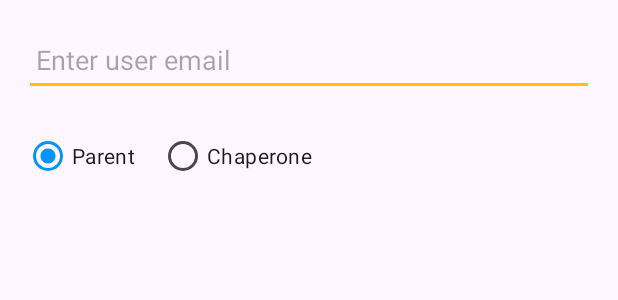
After one commit to blakepat/TaskJoy, an Android app: the layout dialog_add_user.xml on its own in the app's theme, with its tools: preview values and no code run, on a phone screen of 412 x 824 dp. The commit adds this screen. Shown: the top 300 px of the screen. Run offline under Robolectric (Android 15) with nearby library versions, the phone set to English and light mode, and no system bars.

Commit message:
chaperone relationship added to endUser and parent collection

```diff
--- a/app/src/main/java/com/example/taskjoy/model/EndUser.kt
+++ b/app/src/main/java/com/example/taskjoy/model/EndUser.kt
@@ -8,6 +8,7 @@ data class EndUser(
     var notes: MutableList<String> = mutableListOf(),
     var parents: MutableList<String> = mutableListOf(),
     var routines: MutableList<String> = mutableListOf(),
+    var chaperones: MutableList<String> = mutableListOf(),
     @DocumentId
     val id: String = ""
 )
--- a/app/src/main/java/com/example/taskjoy/screens/MainActivity.kt
+++ b/app/src/main/java/com/example/taskjoy/screens/MainActivity.kt
@@ -51,7 +51,8 @@ class MainActivity : AppCompatActivity(), ChildClickListener {
     }
 
     private fun setupRecyclerView() {
-        childAdapter = ChildAdapter(childList, this)
+        // Pass the current user ID to the adapter
+        childAdapter = ChildAdapter(childList, this, auth.currentUser!!.uid)
         binding.childRecyclerView.apply {
             adapter = childAdapter
             layoutManager = LinearLayoutManager(this@MainActivity)
--- a/app/src/main/res/layout/create_child_screen.xml
+++ b/app/src/main/res/layout/create_child_screen.xml
@@ -70,16 +70,16 @@
             />
 
     <Button
-        android:id="@+id/btnAddAnotherParent"
+        android:id="@+id/btnAddUser"
         android:elevation="4dp"
         android:layout_width="match_parent"
         android:layout_height="wrap_content"
         android:textColor="@color/white"
+        android:layout_marginVertical="16dp"
         android:visibility="invisible"
         android:enabled="false"
-        android:layout_marginVertical="16dp"
         android:background="@drawable/button_background"
-        android:text="Add Another Parent"/>
+        android:text="Add Parent/Chaperone"/>
 
     <Button
         android:id="@+id/btnAddChild"
--- /dev/null
+++ b/app/src/main/res/layout/dialog_add_user.xml
@@ -0,0 +1,38 @@
+<?xml version="1.0" encoding="utf-8"?>
+<LinearLayout xmlns:android="http://schemas.android.com/apk/res/android"
+    android:layout_width="match_parent"
+    android:layout_height="wrap_content"
+    android:orientation="vertical"
+    android:padding="16dp">
+
+    <EditText
+        android:id="@+id/etUserEmail"
+        android:layout_width="match_parent"
+        android:layout_height="wrap_content"
+        android:hint="Enter user email"
+        android:inputType="textEmailAddress"
+        android:minHeight="48dp"
+        android:padding="8dp"/>
+
+    <RadioGroup
+        android:id="@+id/rgRole"
+        android:layout_width="match_parent"
+        android:layout_height="wrap_content"
+        android:orientation="horizontal"
+        android:layout_marginTop="16dp">
+
+        <RadioButton
+            android:id="@+id/rbParent"
+            android:layout_width="wrap_content"
+            android:layout_height="wrap_content"
+            android:text="Parent"
+            android:checked="true"/>
+
+        <RadioButton
+            android:id="@+id/rbChaperone"
+            android:layout_width="wrap_content"
+            android:layout_height="wrap_content"
+            android:text="Chaperone"
+            android:layout_marginStart="16dp"/>
+    </RadioGroup>
+</LinearLayout>
```
Also changed, not shown: app/src/main/java/com/example/taskjoy/adapters/ChildAdapter.kt (+13 -9 lines), app/src/main/java/com/example/taskjoy/screens/CreateChildActivity.kt (+111 -21 lines), app/src/main/res/layout/dialog_add_parent.xml (deleted, +0 -17 lines).
